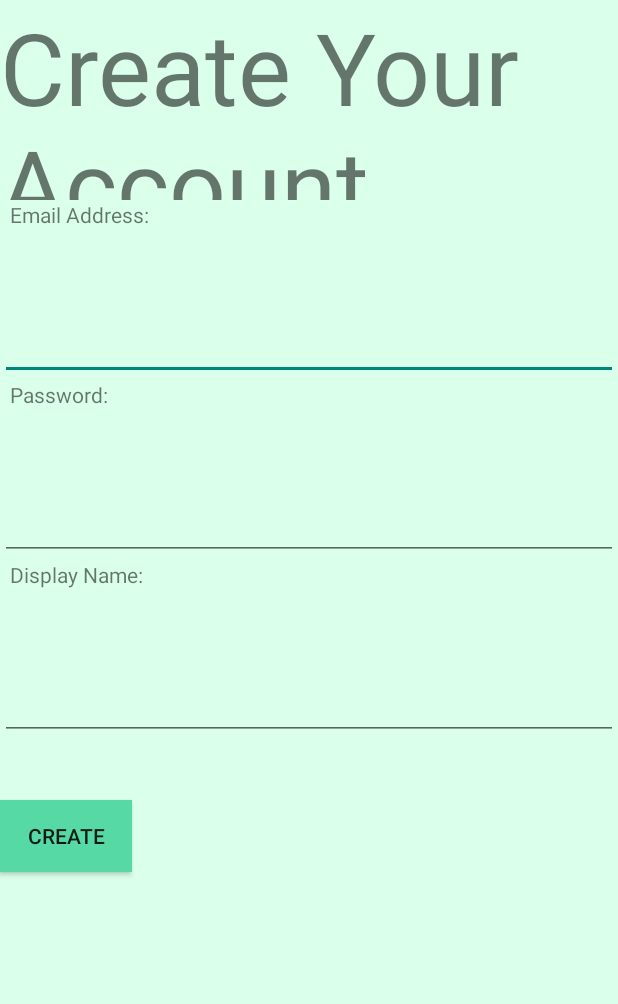
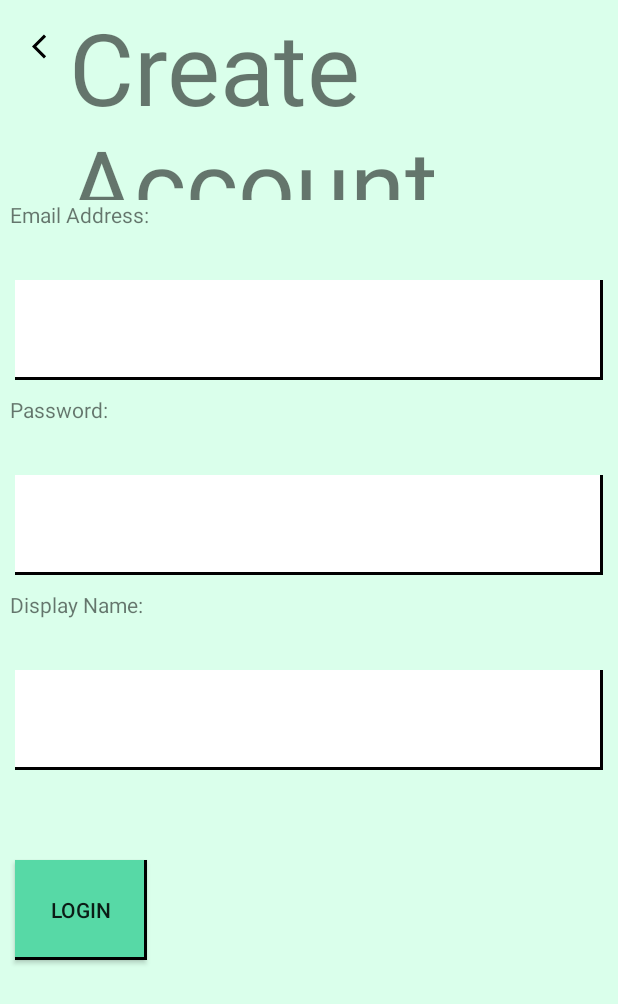
Before and after one commit to timmychan823/comp3330project, an Android app built with Jetpack Compose: the CreateaccountActivity screen opened directly, with no data from a screen before it, on a phone screen of 412 x 824 dp. Shown: the top 1004 px of the screen. Run offline under Robolectric (Android 15) with nearby library versions, the phone set to English and light mode, and no system bars; our stand-ins replace Volley.

Commit message:
Modified Login+Create Account Design

```diff
--- a/app/src/main/java/com/example/ricelegfinder/CreateaccountActivity.kt
+++ b/app/src/main/java/com/example/ricelegfinder/CreateaccountActivity.kt
@@ -8,6 +8,7 @@ import android.widget.Button
 import android.widget.EditText
 import android.widget.TextView
 import androidx.activity.ComponentActivity
+import androidx.appcompat.widget.AppCompatImageView
 import androidx.compose.foundation.layout.Box
 import com.android.volley.Request
 import com.android.volley.Response
@@ -26,10 +27,9 @@ class CreateaccountActivity: ComponentActivity() {
         val create_account_button: Button = findViewById(R.id.create_account_button)
         val create_account_error_text: TextView = findViewById(R.id.create_account_error)
         val create_display_name: EditText = findViewById<EditText>(R.id.create_display_name)
+        val image_back_create: AppCompatImageView = findViewById(R.id.imageBackCreate)
 
         create_account_button.setOnClickListener {
-
-
 
             val createEmailAddressText:String = create_email_address!!.text.toString()
             val createPasswordText:String = create_password!!.text.toString()
@@ -43,12 +43,14 @@ class CreateaccountActivity: ComponentActivity() {
                 create_account_error_text.text=""
                 val intent = Intent(this@CreateaccountActivity, PassCode::class.java)
                 startActivity(intent)
-
             }else{
                 create_account_error_text.text="Not HKU email account"
+            }
 
-
-            }
+        }
+        image_back_create.setOnClickListener{
+            val intent = Intent(this@CreateaccountActivity, MainActivity::class.java)
+            startActivity(intent)
 
         }
 
--- /dev/null
+++ b/app/src/main/res/drawable/blank.xml
@@ -0,0 +1,26 @@
+<?xml version="1.0" encoding="utf-8"?>
+<layer-list xmlns:android="http://schemas.android.com/apk/res/android">
+
+    <!-- most important is order of layers -->
+
+    <!-- Bottom right side 2dp Shadow -->
+    <item >
+        <shape android:shape="rectangle">
+            <solid android:color="#000000" />
+        </shape>
+    </item>
+
+    <!-- Bottom 2dp Shadow -->
+    <item>
+        <shape android:shape="rectangle">
+            <solid android:color="#000000" />
+        </shape>
+    </item>
+
+    <!-- White Top color -->
+    <item android:bottom="3px" android:right="3px">
+        <shape android:shape="rectangle">
+            <solid android:color="#FFFFFF" />
+        </shape>
+    </item>
+</layer-list>
--- /dev/null
+++ b/app/src/main/res/drawable/login_button.xml
@@ -0,0 +1,26 @@
+<?xml version="1.0" encoding="utf-8"?>
+<layer-list xmlns:android="http://schemas.android.com/apk/res/android">
+
+    <!-- most important is order of layers -->
+
+    <!-- Bottom right side 2dp Shadow -->
+    <item >
+        <shape android:shape="rectangle">
+            <solid android:color="#000000" />
+        </shape>
+    </item>
+
+    <!-- Bottom 2dp Shadow -->
+    <item>
+        <shape android:shape="rectangle">
+            <solid android:color="#000000" />
+        </shape>
+    </item>
+
+    <!-- White Top color -->
+    <item android:bottom="3px" android:right="3px">
+        <shape android:shape="rectangle">
+            <solid android:color="#57D9A6" />
+        </shape>
+    </item>
+</layer-list>
--- a/app/src/main/res/layout/createaccount.xml
+++ b/app/src/main/res/layout/createaccount.xml
@@ -12,12 +12,34 @@
         android:layout_height="match_parent"
         android:background="#DAFFEB"
         android:orientation="vertical">
-        <TextView
-            android:layout_width="fill_parent"
-            android:layout_height="200px"
-            android:text="Create Your Account"
-            android:textSize="100px">
-        </TextView>
+        <LinearLayout
+            android:layout_width="match_parent"
+            android:layout_height="wrap_content"
+            android:background="#DAFFEB"
+            android:orientation="horizontal">
+            <androidx.appcompat.widget.AppCompatImageView
+                android:id="@+id/imageBackCreate"
+                android:layout_width="30sp"
+                android:layout_height="30sp"
+                android:layout_marginStart="16sp"
+                android:layout_marginLeft="16sp"
+                android:layout_marginTop="16sp"
+                android:padding="5sp"
+                android:src="@drawable/ic_back"
+                app:layout_constraintStart_toStartOf="parent"
+                app:layout_constraintTop_toTopOf="parent"
+                android:tint="@color/black">
+
+            </androidx.appcompat.widget.AppCompatImageView>
+            <TextView
+                android:layout_width="fill_parent"
+                android:layout_height="200px"
+                android:text="Create Account"
+                android:textSize="100px">
+            </TextView>
+
+        </LinearLayout>
+
 
         <TextView
             android:layout_width="match_parent"
@@ -32,6 +54,12 @@
             android:id="@+id/create_email_address"
             android:layout_width="match_parent"
             android:layout_height="100px"
+            android:background="@drawable/blank"
+            android:layout_marginEnd="10sp"
+            android:paddingLeft="10dp"
+            android:layout_marginStart="10sp"
+            android:layout_marginBottom="10sp"
+
             android:textSize="40px"></EditText>
 
         <TextView
@@ -42,13 +70,19 @@
 
         </TextView>
 
+
         <EditText
             android:id="@+id/create_password"
             android:layout_width="match_parent"
             android:layout_height="100px"
-            android:textSize="40px">
+            android:background="@drawable/blank"
+            android:layout_marginEnd="10sp"
+            android:paddingLeft="10dp"
+            android:layout_marginStart="10sp"
+            android:layout_marginBottom="10sp"
 
-        </EditText>
+            android:textSize="40px"></EditText>
+
 
         <TextView
             android:layout_width="match_parent"
@@ -58,19 +92,26 @@
 
         </TextView>
 
+
         <EditText
             android:id="@+id/create_display_name"
             android:layout_width="match_parent"
             android:layout_height="100px"
-            android:textSize="40px">
+            android:background="@drawable/blank"
+            android:layout_marginEnd="10sp"
+            android:paddingLeft="10dp"
+            android:layout_marginStart="10sp"
+            android:layout_marginBottom="10sp"
 
-        </EditText>
+            android:textSize="40px"></EditText>
 
         <TextView
             android:id="@+id/create_account_error"
             android:layout_width="match_parent"
             android:layout_height="60px"
-            android:layout_marginLeft="8px"
+            android:layout_marginLeft="10sp"
+            android:layout_marginBottom="10sp"
+
             android:text=""
             android:textColor="#FF8383"
             >
@@ -81,9 +122,11 @@
         <Button
             android:id="@+id/create_account_button"
             android:layout_width="wrap_content"
-            android:layout_height="wrap_content"
-            android:text = "Create"
-            android:background="#57D9A6">
+            android:padding="10sp"
+            android:layout_marginLeft="10sp"
+            android:layout_height="100px"
+            android:background="@drawable/login_button"
+            android:text="Login">
 
         </Button>
 
```
Also changed, not shown: app/src/main/java/com/example/ricelegfinder/PassCode.kt (+10 -0 lines), app/src/main/res/layout/activity_main.xml (+19 -3 lines), app/src/main/res/layout/activity_pass_code.xml (+35 -2 lines).
